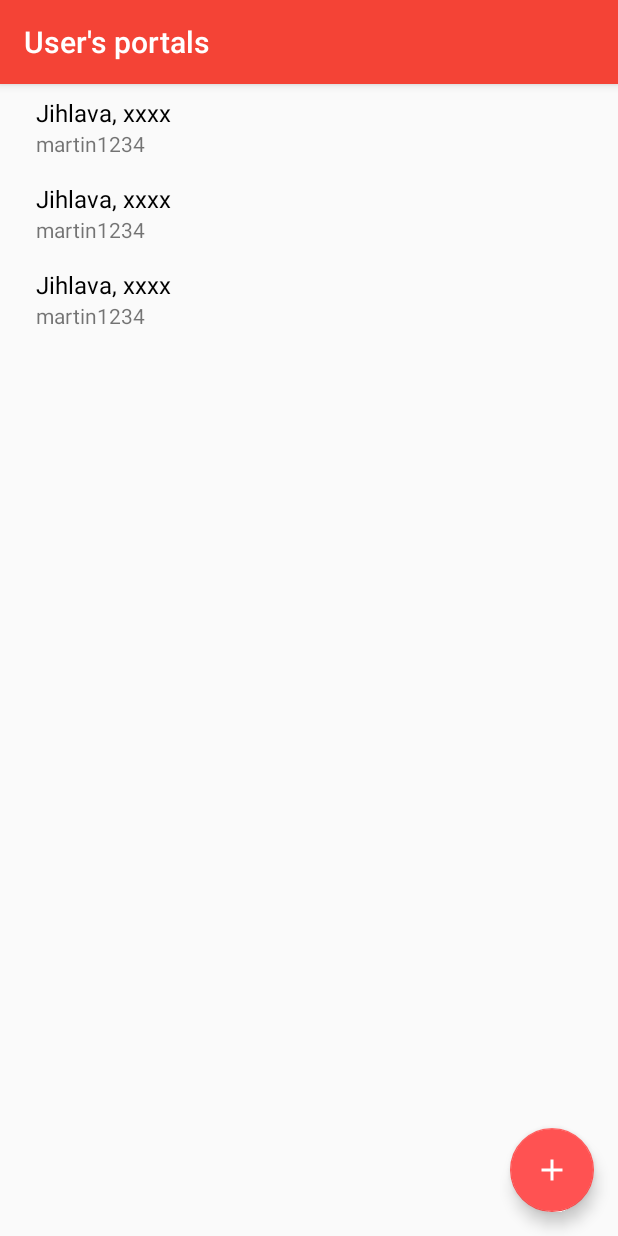
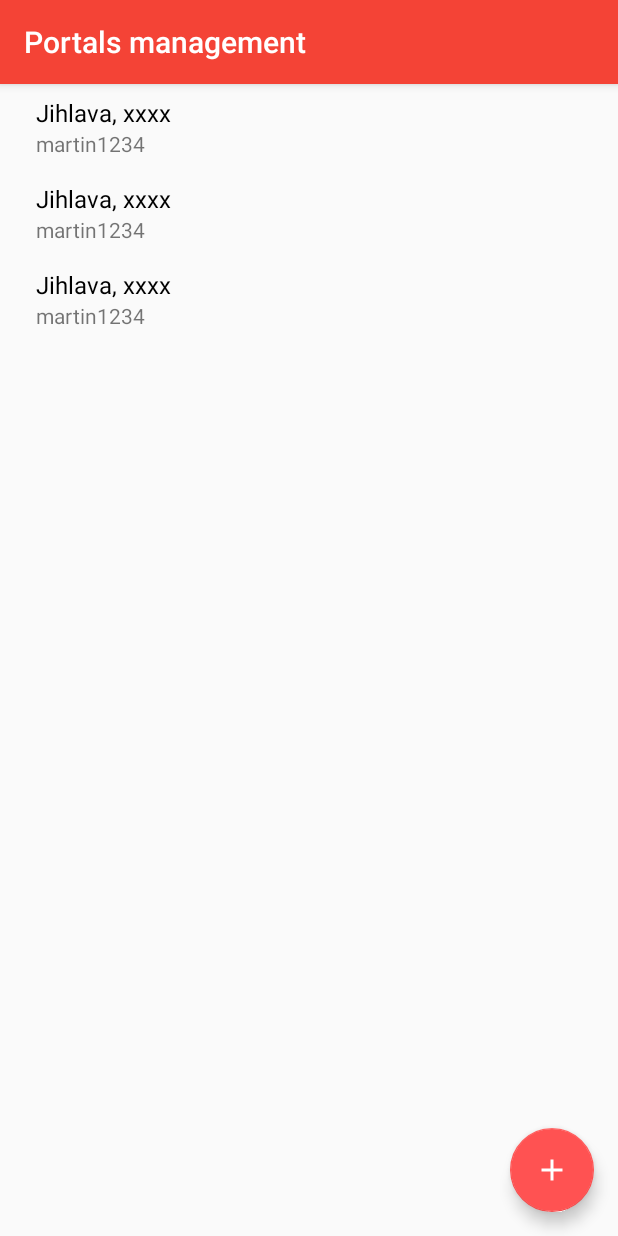
Before and after one commit to maresmar/SmartFoodMenu, an Android app: the layout activity_login_list.xml on its own in the app's theme, with its tools: preview values and no code run, on a phone screen of 412 x 824 dp. Run offline under Robolectric (Android 15) with nearby library versions, the phone set to English and light mode, and no system bars.

Commit message:
Strings readability improvements

```diff
--- a/app/src/main/res/values/strings.xml
+++ b/app/src/main/res/values/strings.xml
@@ -129,7 +129,7 @@
 
 
     <!-- Credential's screen -->
-    <string name="credential_list_title">User\'s portals</string>
+    <string name="credential_list_title">Portals management</string>
     <string name="credential_list_edit">Edit credentials</string>
     <string name="credential_list_edit_portal">Edit portal settings</string>
     <string name="credential_list_delete">Delete credential</string>
```
